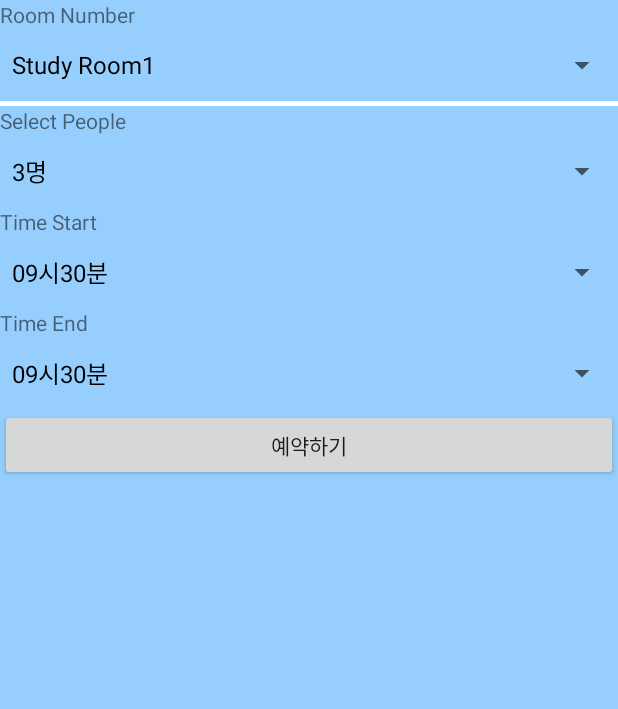
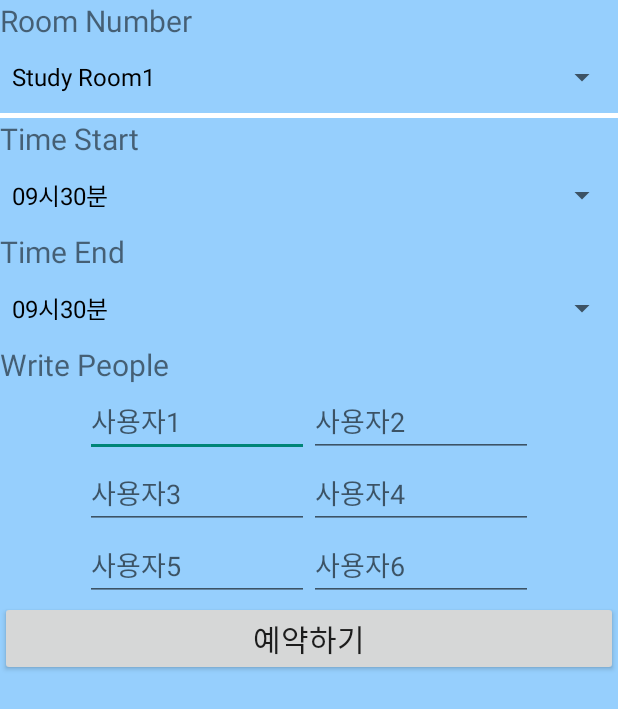
Before and after one commit to ggoowlgns/X-Project_android, an Android app: the GoreserActivity screen opened directly, with no data from a screen before it, after a tap on "예약하기", on a phone screen of 412 x 824 dp. Shown: the top 709 px of the screen. Run offline under Robolectric (Android 15) with nearby library versions, the light colour scheme and no system bars.

Commit message:
예약하기 하는중에 끝남

```diff
--- a/MyApplication/app/build.gradle
+++ b/MyApplication/app/build.gradle
@@ -4,7 +4,7 @@ android {
     compileSdkVersion 25
     buildToolsVersion "25.0.3"
     defaultConfig {
-        applicationId "com.hanium.bpc.nabi"
+        applicationId "com.example.mello.myapplication"
         minSdkVersion 15
         targetSdkVersion 25
         versionCode 1
--- a/MyApplication/app/src/main/AndroidManifest.xml
+++ b/MyApplication/app/src/main/AndroidManifest.xml
@@ -15,6 +15,9 @@
         android:supportsRtl="true"
         android:theme="@style/Theme.AppCompat.Light.NoActionBar">
         <activity android:name=".SplashActivity">
+        </activity>
+        <activity android:name=".MainActivity">
+
 
             <intent-filter>
                 <action android:name="android.intent.action.MAIN" />
@@ -22,7 +25,6 @@
                 <category android:name="android.intent.category.LAUNCHER" />
             </intent-filter>
         </activity>
-        <activity android:name=".MainActivity"></activity>
         <activity android:name=".SubActivity" />
         <activity android:name=".ReserActivity" />
         <activity android:name=".GoreserActivity" />
--- a/MyApplication/app/src/main/java/com/example/mello/myapplication/GoreserActivity.java
+++ b/MyApplication/app/src/main/java/com/example/mello/myapplication/GoreserActivity.java
@@ -1,17 +1,39 @@
 package com.example.mello.myapplication;
 
 import android.os.Bundle;
+import android.os.SystemClock;
 import android.support.v7.app.AppCompatActivity;
 import android.view.View;
 import android.widget.ArrayAdapter;
 import android.widget.Button;
+import android.widget.EditText;
 import android.widget.Spinner;
+import android.widget.TextView;
+import android.widget.Toast;
+
+import com.example.mello.myapplication.Network.LoginTask;
+
+import java.util.HashMap;
+import java.util.Map;
 
 public class GoreserActivity extends AppCompatActivity{
+    EditText person1, person2, person3, person4, person5, person6;
+    String num, two, three, four, five, six;
+    private static final long MIN_CLICK_INTERVAL=600;
+    private long mLastClickTime;
+
     protected void onCreate(Bundle savedInstanceState)
     {
         super.onCreate(savedInstanceState);
         setContentView(R.layout.activity_select);
+        person1 = (EditText)findViewById(R.id.people1);
+        person2 = (EditText)findViewById(R.id.people2);
+        person3 = (EditText)findViewById(R.id.people3);
+        person4 = (EditText)findViewById(R.id.people4);
+        person5 = (EditText)findViewById(R.id.people5);
+        person6 = (EditText)findViewById(R.id.people6);
+
+        Button button = (Button) findViewById(R.id.btn_reserve);
 
         Spinner spinner1 = (Spinner)findViewById(R.id.mySpinner1);
         ArrayAdapter adapter1 = ArrayAdapter.createFromResource(
@@ -19,13 +41,6 @@ public class GoreserActivity extends AppCompatActivity{
         adapter1.setDropDownViewResource(
                 android.R.layout.simple_spinner_dropdown_item);
         spinner1.setAdapter(adapter1);
-
-        Spinner spinner2 = (Spinner)findViewById(R.id.mySpinner2);
-        ArrayAdapter adapter2 = ArrayAdapter.createFromResource(
-                this, R.array.dept, android.R.layout.simple_spinner_dropdown_item);
-        adapter2.setDropDownViewResource(
-                android.R.layout.simple_spinner_dropdown_item);
-        spinner2.setAdapter(adapter2);
 
         Spinner spinner3 = (Spinner)findViewById(R.id.mySpinner3);
         ArrayAdapter adapter3 = ArrayAdapter.createFromResource(
@@ -41,12 +56,55 @@ public class GoreserActivity extends AppCompatActivity{
                 android.R.layout.simple_spinner_dropdown_item);
         spinner4.setAdapter(adapter4);
 
+        button.setOnClickListener(new View.OnClickListener() {
+            public void onClick(View v) {
+                if (checkValid()) {
+                    long currentClickTime = SystemClock.uptimeMillis();
+                    long elapsedTime = currentClickTime - mLastClickTime;
+                    mLastClickTime = currentClickTime;
 
-        Button btn_reserve = (Button)findViewById(R.id.btn_reserve);
-        btn_reserve.setOnClickListener(new View.OnClickListener(){
-            public void onClick(View v){
+                    // 중복 클릭인 경우
+                    if (elapsedTime <= MIN_CLICK_INTERVAL) {
+                        return;
+                    }
 
+                    Map<String, String> params = new HashMap<>();
+                    params.put("human1", num);
+                    params.put("human2", two);
+                    params.put("human3", three);
+                    params.put("human4", four);
+                    params.put("human5", five);
+                    params.put("human6", six);
+                    LoginTask loginTask = new LoginTask(GoreserActivity.this,params);
+                    loginTask.execute(params);
+
+                }
             }
         });
     }
+    private boolean checkValid(){
+        num = person1.getText().toString();
+        two = person2.getText().toString();
+        three = person3.getText().toString();
+        four = person4.getText().toString();
+        five = person5.getText().toString();
+        six = person6.getText().toString();
+
+        if(num == null || num.trim().equals("")){
+            Toast.makeText(GoreserActivity.this, "사용자3까지 추가해주세요", Toast.LENGTH_SHORT).show();
+            person1.requestFocus();
+            return false;
+        }
+        if(two == null || two.trim().equals("")){
+            Toast.makeText(GoreserActivity.this, "사용자3까지 추가해주세요", Toast.LENGTH_SHORT).show();
+            person2.requestFocus();
+            return false;
+        }
+        if(three == null || three.trim().equals("")){
+            Toast.makeText(GoreserActivity.this, "사용자3까지 추가해주세요", Toast.LENGTH_SHORT).show();
+            person3.requestFocus();
+            return false;
+        }
+        return true;
+    }
 }
--- a/MyApplication/app/src/main/java/com/example/mello/myapplication/Network/LoginTask.java
+++ b/MyApplication/app/src/main/java/com/example/mello/myapplication/Network/LoginTask.java
@@ -63,12 +63,6 @@ public class LoginTask extends AsyncTask <Map<String, String>, Integer, String>{
         }else {
 
             try {
-<<<<<<< HEAD
-                JSONObject obj = new JSONObject(s);
-=======
-                Log.i("in","sd");
->>>>>>> ebea63fef3a7da43c74a3d95cdab7d5dede002ec
-
                 //자동로그인 등록
                 SharedPreferences sharedPreferences = context.getSharedPreferences("loginInfo", 0);
                 SharedPreferences.Editor editor = sharedPreferences.edit();
--- a/MyApplication/app/src/main/res/layout/activity_select.xml
+++ b/MyApplication/app/src/main/res/layout/activity_select.xml
@@ -9,6 +9,7 @@
         android:layout_width="fill_parent"
         android:layout_height="wrap_content"
         android:text="Room Number"
+        android:textSize="20dp"
         />
     <Spinner
         android:id="@+id/mySpinner1"
@@ -26,20 +27,8 @@
     <TextView
         android:layout_width="fill_parent"
         android:layout_height="wrap_content"
-        android:text="Select People"
-        />
-
-    <Spinner
-        android:id="@+id/mySpinner2"
-        android:layout_width="fill_parent"
-        android:layout_height="wrap_content"
-        android:drawSelectorOnTop="True"
-        android:prompt="@string/dept_prompt"
-        />
-    <TextView
-        android:layout_width="fill_parent"
-        android:layout_height="wrap_content"
         android:text="Time Start"
+        android:textSize="20dp"
         />
 
     <Spinner
@@ -53,6 +42,7 @@
         android:layout_width="fill_parent"
         android:layout_height="wrap_content"
         android:text="Time End"
+        android:textSize="20dp"
         />
 
     <Spinner
@@ -63,12 +53,86 @@
         android:prompt="@string/end_prompt"
         />
 
+    <TextView
+        android:layout_width="fill_parent"
+        android:layout_height="wrap_content"
+        android:text="Write People"
+        android:textSize="20dp"
+        />
+
+    <LinearLayout
+        android:layout_width="wrap_content"
+        android:layout_height="wrap_content"
+        android:layout_gravity="center">
+
+        <EditText
+            android:layout_width="wrap_content"
+            android:layout_height="wrap_content"
+            android:inputType="textEmailAddress"
+            android:ems="7"
+            android:id="@+id/people1"
+            android:layout_gravity="center"
+            android:hint="사용자1" />
+
+        <EditText
+            android:layout_width="wrap_content"
+            android:layout_height="wrap_content"
+            android:inputType="textEmailAddress"
+            android:ems="7"
+            android:id="@+id/people2"
+            android:hint="사용자2" />
+    </LinearLayout>
+
+    <LinearLayout
+        android:layout_width="wrap_content"
+        android:layout_height="wrap_content"
+        android:layout_gravity="center">
+
+        <EditText
+            android:layout_width="wrap_content"
+            android:layout_height="wrap_content"
+            android:inputType="textEmailAddress"
+            android:ems="7"
+            android:id="@+id/people3"
+            android:hint="사용자3" />
+
+        <EditText
+            android:layout_width="wrap_content"
+            android:layout_height="wrap_content"
+            android:inputType="textEmailAddress"
+            android:ems="7"
+            android:id="@+id/people4"
+            android:hint="사용자4" />
+    </LinearLayout>
+
+    <LinearLayout
+        android:layout_width="wrap_content"
+        android:layout_height="wrap_content"
+        android:layout_gravity="center">
+
+        <EditText
+            android:layout_width="wrap_content"
+            android:layout_height="wrap_content"
+            android:inputType="textEmailAddress"
+            android:ems="7"
+            android:id="@+id/people5"
+            android:hint="사용자5" />
+
+        <EditText
+            android:layout_width="wrap_content"
+            android:layout_height="wrap_content"
+            android:inputType="textEmailAddress"
+            android:ems="7"
+            android:id="@+id/people6"
+            android:hint="사용자6" />
+    </LinearLayout>
+
     <Button
         style="?android:attr/buttonStyleSmall"
         android:layout_width="fill_parent"
         android:layout_height="wrap_content"
         android:text="예약하기"
         android:id="@+id/btn_reserve"
-        android:layout_below="@+id/mySpinner4"
+        android:textSize="20dp"
         />
 </LinearLayout>
--- a/MyApplication/app/src/main/res/values/arrays.xml
+++ b/MyApplication/app/src/main/res/values/arrays.xml
@@ -3,15 +3,6 @@
     <string-array name="univ">
         <item>Study Room1</item>
         <item>Study Room2</item>
-    </string-array>
-
-    <string-array name="dept">
-        <item>3명</item>
-        <item>4명</item>
-        <item>5명</item>
-        <item>6명</item>
-        <item>7명</item>
-        <item>8명</item>
     </string-array>
 
     <string-array name="start">
```
Also changed, not shown: MyApplication/app/src/main/java/com/example/mello/myapplication/SplashActivity.java (+36 -38 lines).
